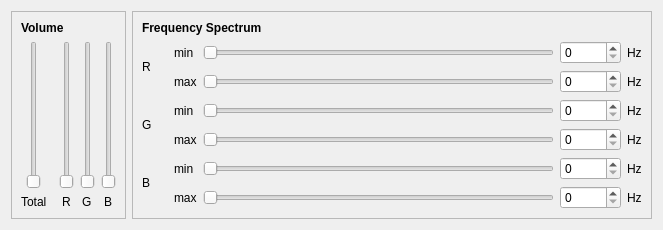
First picture: the form in src/gui/spectrumsettingswidget.ui, repository bartromgens/ledstripstudio, before the edit.
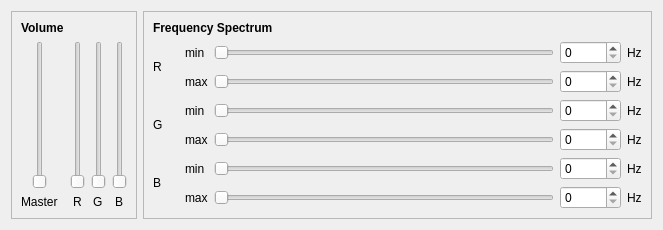
Second picture: the form after the edit.

The edit to the form file:
```diff
--- a/src/gui/spectrumsettingswidget.ui
+++ b/src/gui/spectrumsettingswidget.ui
@@ -74,7 +74,7 @@
       <item row="3" column="0" alignment="Qt::AlignHCenter">
        <widget class="QLabel" name="label_4">
         <property name="text">
-         <string>Total</string>
+         <string>Master</string>
         </property>
        </widget>
       </item>
```
